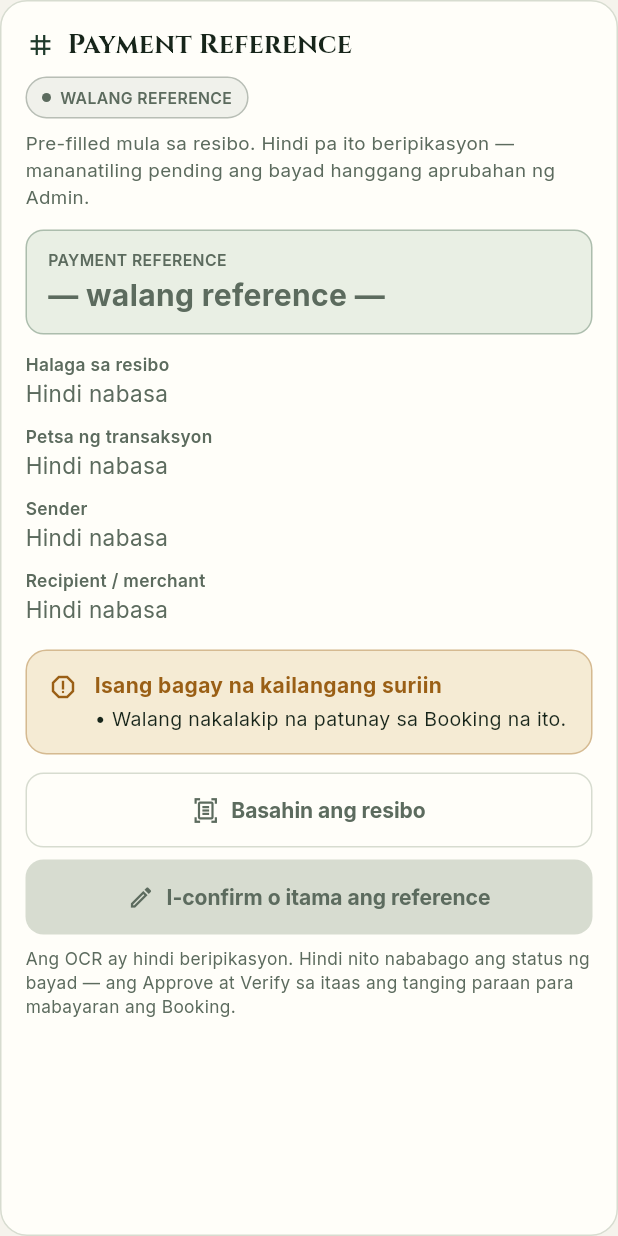
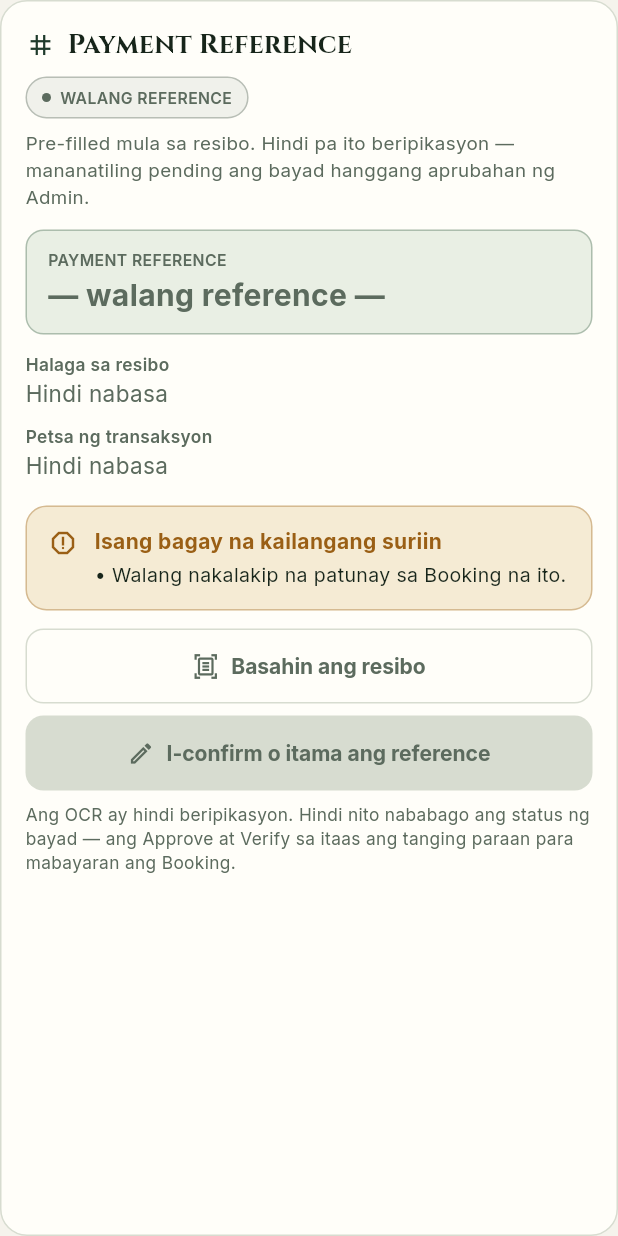
Before and after one commit to JOHN-REY-CARLO-A-GEMAO/hacienda-de-luisana, a Flutter app: the PaymentReferencePanel widget shown alone on an empty page, opened directly with empty values, on a phone screen of 412 x 824 dp. Run offline on Flutter 3.47's test engine with Material 3 defaults, Android fonts, the phone set to English and light mode, and no system bars; our stand-ins replace cloud_firestore, firebase_auth, firebase_core, firebase_database, firebase_messaging, firebase_storage and 5 more; missing offline and left inert: google_mlkit_text_recognition; accounts and stored records are empty; statements that could not run were skipped.

Commit message:
Show the sender, recipient and provenance rows only when they have a value
A GCash Express Send receipt prints no `Sender` label and an unlabelled, masked
payee, so the panel led with three "Hindi nabasa" rows above the notice that
actually mattered — an absence rendered as a fault in the app rather than as an
answer.

Sender, recipient and "Nabasa mula sa" are now rendered only when they carry
something. Nothing is dropped from the record: `ocr_sender_name`,
`ocr_recipient_name` and `ocr_proof_url` are still written, still pre-fill the
correction dialog, and `ocr_proof_url` still pins a read to a proof — a mismatch
is reported in `warnings`, which is where an actionable item belongs. Amount and
transaction date keep "Hindi nabasa": those are the fields the decision turns
on, so their absence is the signal.

ADR-0023 § 1 amended; docs/VERIFICATION.md § 6 records it.

Co-authored-by: arena-agent <297053741+arena-agent@users.noreply.github.com>

```diff
--- a/lib/widgets/payment_reference_panel.dart
+++ b/lib/widgets/payment_reference_panel.dart
@@ -765,21 +765,26 @@ class _PaymentReferencePanelState extends State<PaymentReferencePanel> {
                 (booking.ocrPaymentDate ?? '').trim().isEmpty &&
                 extraction.paymentDateIso.isEmpty,
           ),
-          if (!widget.dense)
-            _row('Sender', shownSender.isEmpty ? 'Hindi nabasa' : shownSender,
-                muted: shownSender.isEmpty),
-          if (!widget.dense)
-            _row(
-              'Recipient / merchant',
-              shownRecipient.isEmpty ? 'Hindi nabasa' : shownRecipient,
-              muted: shownRecipient.isEmpty,
-            ),
-          if (hasProof)
-            _row(
-              'Nabasa mula sa',
-              _proofLine(booking, readFor),
-              muted: booking.ocrProofUrl == null,
-            ),
+          // An evidence row appears only when it carries evidence.
+          //
+          // "Hindi nabasa" beside a field the recognizer was never going to
+          // fill reads as a fault in the app rather than as an answer: a GCash
+          // Express Send receipt prints no `Sender` label and an unlabelled,
+          // masked payee, so the commonest proof in the queue produced two rows
+          // of "could not read" above the notice that actually mattered. An
+          // empty row is not evidence of a bad read — an unreadable receipt is
+          // already said once, in `warnings`, where the Admin can act on it.
+          if (!widget.dense && shownSender.isNotEmpty)
+            _row('Sender', shownSender),
+          if (!widget.dense && shownRecipient.isNotEmpty)
+            _row('Recipient / merchant', shownRecipient),
+          // Which object the stored read describes, and which engine read it:
+          // this is how a read is pinned to a proof (ADR-0023 § 1), so it stays
+          // whenever there is something to pin. A read that has not been filed
+          // yet has nothing to pin, and announcing that in its own row was more
+          // noise on a phone screen.
+          if (hasProof && (booking.ocrProofUrl?.trim().isNotEmpty ?? false))
+            _row('Nabasa mula sa', _proofLine(booking, readFor)),
           if (warnings.isNotEmpty) ...[
             const SizedBox(height: 6),
             AdminInlineNotice(
@@ -891,10 +896,11 @@ class _PaymentReferencePanelState extends State<PaymentReferencePanel> {
     return 'Hindi nabasa';
   }
 
+  /// The provenance line for a stored read. Only called when there is a path to
+  /// show — the caller decides whether the row exists at all.
   String _proofLine(BookingModel booking, String engine) {
     final path = booking.ocrProofUrl?.trim() ?? '';
-    if (path.isEmpty) return 'Walang naitalang pinagmulan';
-    final name = path.split('/').last;
+    final name = path.isEmpty ? '—' : path.split('/').last;
     final at = booking.ocrExtractedAt;
     final when = at == null ? '' : ' · ${DateFormatter.formatFull(at.toLocal())}';
     return '$name · $engine$when';
```
Also changed, not shown: 2 other files.
